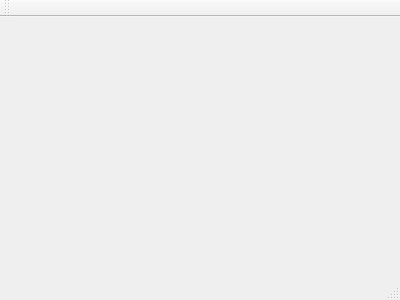
The window that GUIProject/QtGUI/AddClasses/addclasses.ui (johan1252/QNoteGet) describes before a commit, drawn with Qt 5.
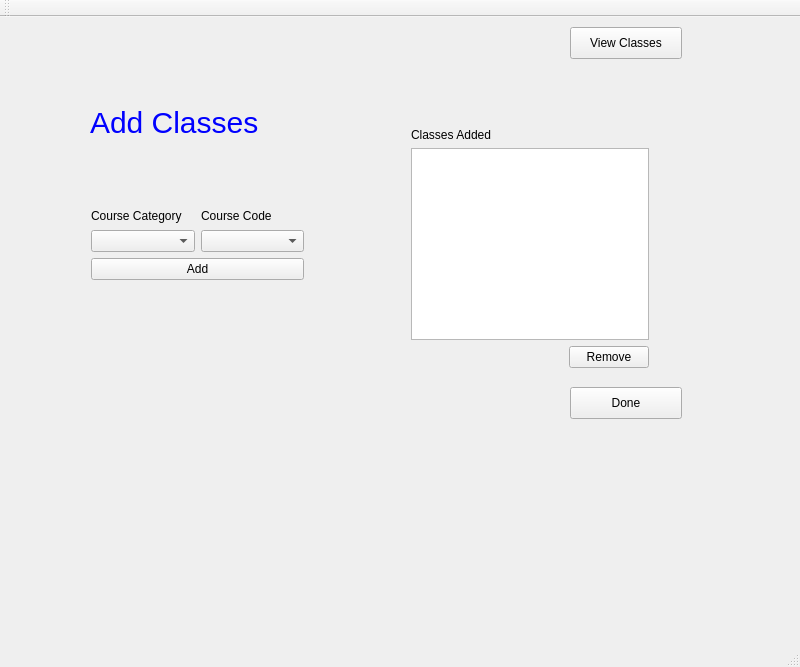
The same window after the commit.

Diff of the .ui file:
```diff
--- a/GUIProject/QtGUI/AddClasses/addclasses.ui
+++ b/GUIProject/QtGUI/AddClasses/addclasses.ui
@@ -1,24 +1,196 @@
 <ui version="4.0">
  <class>addClasses</class>
- <widget class="QMainWindow" name="addClasses" >
-  <property name="geometry" >
+ <widget class="QMainWindow" name="addClasses">
+  <property name="geometry">
    <rect>
     <x>0</x>
     <y>0</y>
-    <width>400</width>
-    <height>300</height>
+    <width>800</width>
+    <height>667</height>
    </rect>
   </property>
-  <property name="windowTitle" >
+  <property name="sizePolicy">
+   <sizepolicy hsizetype="Expanding" vsizetype="Expanding">
+    <horstretch>0</horstretch>
+    <verstretch>0</verstretch>
+   </sizepolicy>
+  </property>
+  <property name="windowTitle">
    <string>addClasses</string>
   </property>
-  <widget class="QMenuBar" name="menuBar" />
-  <widget class="QToolBar" name="mainToolBar" />
-  <widget class="QWidget" name="centralWidget" />
-  <widget class="QStatusBar" name="statusBar" />
+  <widget class="QWidget" name="centralWidget">
+   <widget class="QLabel" name="label">
+    <property name="geometry">
+     <rect>
+      <x>90</x>
+      <y>80</y>
+      <width>221</width>
+      <height>51</height>
+     </rect>
+    </property>
+    <property name="font">
+     <font>
+      <pointsize>-1</pointsize>
+     </font>
+    </property>
+    <property name="styleSheet">
+     <string notr="true">font-size: 30px;
+color: blue;
+</string>
+    </property>
+    <property name="text">
+     <string>Add Classes</string>
+    </property>
+   </widget>
+   <widget class="QPushButton" name="pushButton_done">
+    <property name="geometry">
+     <rect>
+      <x>570</x>
+      <y>370</y>
+      <width>112</width>
+      <height>32</height>
+     </rect>
+    </property>
+    <property name="text">
+     <string>Done</string>
+    </property>
+   </widget>
+   <widget class="QWidget" name="layoutWidget">
+    <property name="geometry">
+     <rect>
+      <x>80</x>
+      <y>180</y>
+      <width>235</width>
+      <height>94</height>
+     </rect>
+    </property>
+    <layout class="QVBoxLayout" name="verticalLayout_3">
+     <item>
+      <layout class="QHBoxLayout" name="horizontalLayout">
+       <item>
+        <layout class="QVBoxLayout" name="verticalLayout">
+         <item>
+          <widget class="QLabel" name="label_2">
+           <property name="text">
+            <string>Course Category</string>
+           </property>
+          </widget>
+         </item>
+         <item>
+          <widget class="QComboBox" name="comboBox_classes"/>
+         </item>
+        </layout>
+       </item>
+       <item>
+        <layout class="QVBoxLayout" name="verticalLayout_2">
+         <item>
+          <widget class="QLabel" name="label_3">
+           <property name="text">
+            <string>Course Code</string>
+           </property>
+          </widget>
+         </item>
+         <item>
+          <widget class="QComboBox" name="comboBox_classNum"/>
+         </item>
+        </layout>
+       </item>
+      </layout>
+     </item>
+     <item>
+      <widget class="QPushButton" name="pushButton_add">
+       <property name="text">
+        <string>Add</string>
+       </property>
+      </widget>
+     </item>
+    </layout>
+   </widget>
+   <widget class="QWidget" name="layoutWidget">
+    <property name="geometry">
+     <rect>
+      <x>400</x>
+      <y>100</y>
+      <width>260</width>
+      <height>262</height>
+     </rect>
+    </property>
+    <layout class="QVBoxLayout" name="verticalLayout_5">
+     <item>
+      <widget class="QLabel" name="label_4">
+       <property name="text">
+        <string>Classes Added</string>
+       </property>
+      </widget>
+     </item>
+     <item>
+      <layout class="QVBoxLayout" name="verticalLayout_4">
+       <item>
+        <widget class="QListWidget" name="listOfClasses"/>
+       </item>
+       <item>
+        <layout class="QHBoxLayout" name="horizontalLayout_2">
+         <item>
+          <spacer name="horizontalSpacer">
+           <property name="orientation">
+            <enum>Qt::Horizontal</enum>
+           </property>
+           <property name="sizeHint" stdset="0">
+            <size>
+             <width>40</width>
+             <height>20</height>
+            </size>
+           </property>
+          </spacer>
+         </item>
+         <item>
+          <widget class="QPushButton" name="pushButton">
+           <property name="text">
+            <string>Remove</string>
+           </property>
+          </widget>
+         </item>
+        </layout>
+       </item>
+      </layout>
+     </item>
+    </layout>
+   </widget>
+   <widget class="QPushButton" name="pushButton_viewClasses">
+    <property name="geometry">
+     <rect>
+      <x>570</x>
+      <y>10</y>
+      <width>112</width>
+      <height>32</height>
+     </rect>
+    </property>
+    <property name="text">
+     <string>View Classes</string>
+    </property>
+   </widget>
+  </widget>
+  <widget class="QMenuBar" name="menuBar">
+   <property name="geometry">
+    <rect>
+     <x>0</x>
+     <y>0</y>
+     <width>800</width>
+     <height>22</height>
+    </rect>
+   </property>
+  </widget>
+  <widget class="QToolBar" name="mainToolBar">
+   <attribute name="toolBarArea">
+    <enum>TopToolBarArea</enum>
+   </attribute>
+   <attribute name="toolBarBreak">
+    <bool>false</bool>
+   </attribute>
+  </widget>
+  <widget class="QStatusBar" name="statusBar"/>
  </widget>
- <layoutDefault spacing="6" margin="11" />
- <pixmapfunction></pixmapfunction>
+ <layoutdefault spacing="6" margin="11"/>
  <resources/>
  <connections/>
 </ui>
```
Left out of the diff: 1 changed line with no effect on the pictures.
